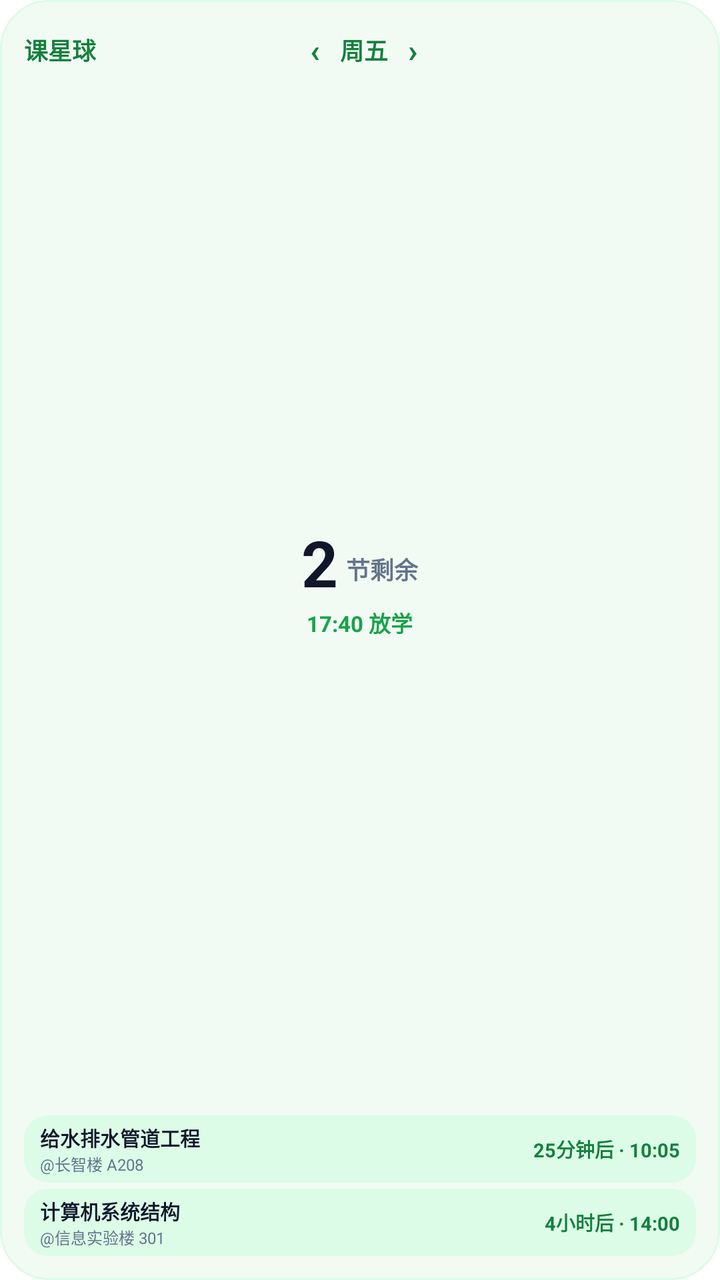
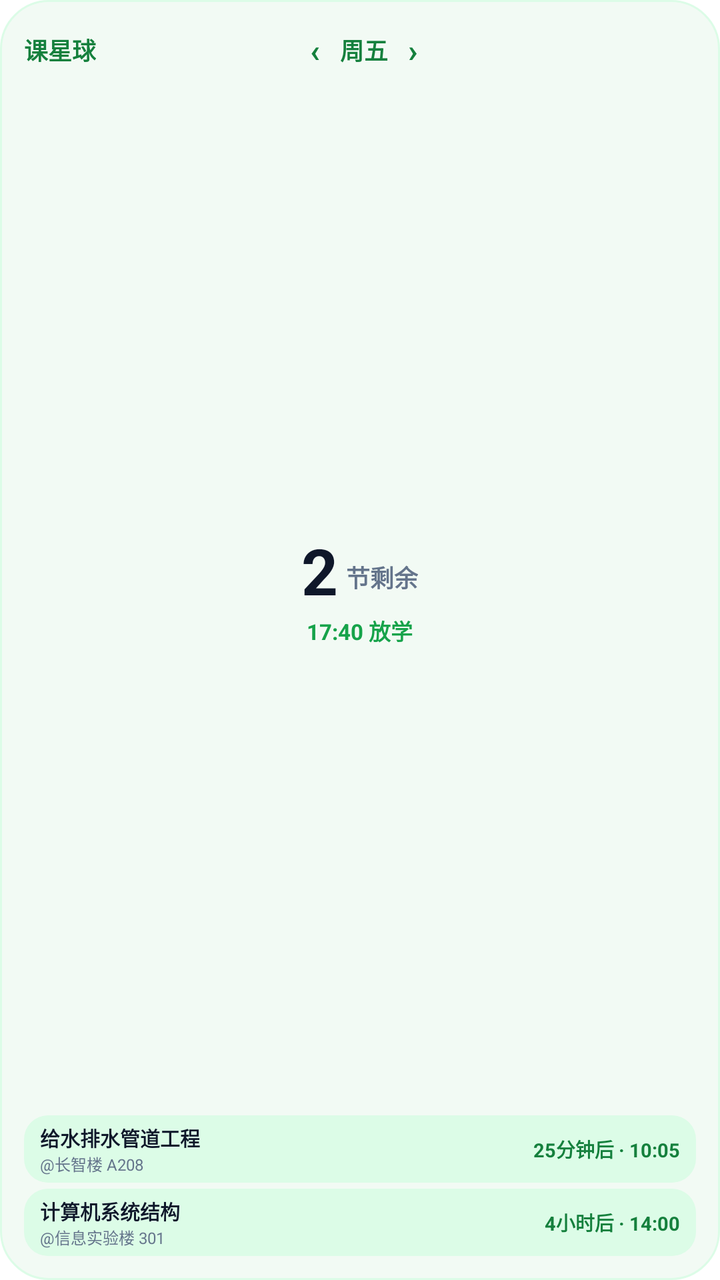

Two renders of the same Android screen: before a commit and after it. Below are the layout's source before the change and the commit's diff.
<!-- AndroidManifest.xml: application theme AppTheme -->
<!-- res/layout/widget_schedule_2x2.xml -->
<?xml version="1.0" encoding="utf-8"?>
<LinearLayout xmlns:android="http://schemas.android.com/apk/res/android"
    android:id="@+id/widget_root"
    android:layout_width="match_parent"
    android:layout_height="match_parent"
    android:orientation="vertical"
    android:background="@drawable/widget_bg"
    android:padding="12dp">

    
    <LinearLayout
        android:layout_width="match_parent"
        android:layout_height="wrap_content"
        android:orientation="horizontal"
        android:gravity="center_vertical">

        <TextView
            android:id="@+id/widget_title"
            android:layout_width="wrap_content"
            android:layout_height="wrap_content"
            android:text="课星球"
            android:textColor="#15803D"
            android:textSize="12sp"
            android:textStyle="bold" />

        <LinearLayout
            android:layout_width="0dp"
            android:layout_height="wrap_content"
            android:layout_weight="1"
            android:gravity="center"
            android:orientation="horizontal">

            <TextView
                android:id="@+id/widget_prev_day"
                android:layout_width="wrap_content"
                android:layout_height="wrap_content"
                android:paddingHorizontal="10dp"
                android:paddingVertical="2dp"
                android:text="‹"
                android:textColor="#15803D"
                android:textSize="16sp"
                android:textStyle="bold"
                android:clickable="true"
                android:focusable="true" />

            <TextView
                android:id="@+id/widget_day_text"
                android:layout_width="wrap_content"
                android:layout_height="wrap_content"
                android:text="周五"
                android:textColor="#15803D"
                android:textSize="12sp"
                android:textStyle="bold" />

            <TextView
                android:id="@+id/widget_next_day"
                android:layout_width="wrap_content"
                android:layout_height="wrap_content"
                android:paddingHorizontal="10dp"
                android:paddingVertical="2dp"
                android:text="›"
                android:textColor="#15803D"
                android:textSize="16sp"
                android:textStyle="bold"
                android:clickable="true"
                android:focusable="true" />
        </LinearLayout>

        
        <View
            android:layout_width="32dp"
            android:layout_height="1dp" />
    </LinearLayout>

    
    <FrameLayout
        android:layout_width="match_parent"
        android:layout_height="0dp"
        android:layout_weight="1"
        android:layout_marginVertical="2dp">

        
        <ImageView
            android:id="@+id/widget_arc_image"
            android:layout_width="match_parent"
            android:layout_height="match_parent"
            android:scaleType="fitCenter"
            android:contentDescription="分段弧线进度图" />

        
        <LinearLayout
            android:layout_width="match_parent"
            android:layout_height="match_parent"
            android:orientation="vertical"
            android:gravity="center_horizontal|center_vertical"
            android:paddingBottom="12dp">

            
            <LinearLayout
                android:layout_width="wrap_content"
                android:layout_height="wrap_content"
                android:orientation="horizontal"
                android:gravity="bottom">

                <TextView
                    android:id="@+id/widget_count_number"
                    android:layout_width="wrap_content"
                    android:layout_height="wrap_content"
                    android:text="2"
                    android:textColor="#0F172A"
                    android:textSize="32sp"
                    android:textStyle="bold"
                    android:includeFontPadding="false" />

                <TextView
                    android:id="@+id/widget_count_unit"
                    android:layout_width="wrap_content"
                    android:layout_height="wrap_content"
                    android:layout_marginStart="4dp"
                    android:layout_marginBottom="4dp"
                    android:text="节剩余"
                    android:textColor="#64748B"
                    android:textSize="12sp"
                    android:textStyle="bold"
                    android:includeFontPadding="false" />
            </LinearLayout>

            
            <TextView
                android:id="@+id/widget_dismissal_time"
                android:layout_width="wrap_content"
                android:layout_height="wrap_content"
                android:layout_marginTop="2dp"
                android:paddingHorizontal="6dp"
                android:text="17:40 放学"
                android:textColor="#16A34A"
                android:textSize="11sp"
                android:textStyle="bold"
                android:singleLine="true"
                android:includeFontPadding="false" />
        </LinearLayout>
    </FrameLayout>

    
    <LinearLayout
        android:id="@+id/widget_courses_container"
        android:layout_width="match_parent"
        android:layout_height="wrap_content"
        android:orientation="vertical">

        
        <LinearLayout
            android:id="@+id/widget_course_1_row"
            android:layout_width="match_parent"
            android:layout_height="wrap_content"
            android:background="@drawable/widget_pill_bg"
            android:gravity="center_vertical"
            android:orientation="horizontal"
            android:paddingHorizontal="8dp"
            android:paddingVertical="3.5dp"
            android:layout_marginBottom="3dp">

            <LinearLayout
                android:layout_width="0dp"
                android:layout_height="wrap_content"
                android:layout_weight="1"
                android:orientation="vertical">

                <TextView
                    android:id="@+id/widget_c1_name"
                    android:layout_width="wrap_content"
                    android:layout_height="wrap_content"
                    android:text="给水排水管道工程"
                    android:textColor="#0F172A"
                    android:textSize="10sp"
                    android:textStyle="bold"
                    android:singleLine="true" />

                <TextView
                    android:id="@+id/widget_c1_location"
                    android:layout_width="wrap_content"
                    android:layout_height="wrap_content"
                    android:text="@长智楼 A208"
                    android:textColor="#64748B"
                    android:textSize="8sp"
                    android:singleLine="true" />
            </LinearLayout>

            <TextView
                android:id="@+id/widget_c1_time"
                android:layout_width="wrap_content"
                android:layout_height="wrap_content"
                android:text="25分钟后 · 10:05"
                android:textColor="#15803D"
                android:textSize="9.5sp"
                android:textStyle="bold" />
        </LinearLayout>

        
        <LinearLayout
            android:id="@+id/widget_course_2_row"
            android:layout_width="match_parent"
            android:layout_height="wrap_content"
            android:background="@drawable/widget_pill_bg"
            android:gravity="center_vertical"
            android:orientation="horizontal"
            android:paddingHorizontal="8dp"
            android:paddingVertical="3.5dp">

            <LinearLayout
                android:layout_width="0dp"
                android:layout_height="wrap_content"
                android:layout_weight="1"
                android:orientation="vertical">

                <TextView
                    android:id="@+id/widget_c2_name"
                    android:layout_width="wrap_content"
                    android:layout_height="wrap_content"
                    android:text="计算机系统结构"
                    android:textColor="#0F172A"
                    android:textSize="10sp"
                    android:textStyle="bold"
                    android:singleLine="true" />

                <TextView
                    android:id="@+id/widget_c2_location"
                    android:layout_width="wrap_content"
                    android:layout_height="wrap_content"
                    android:text="@信息实验楼 301"
                    android:textColor="#64748B"
                    android:textSize="8sp"
                    android:singleLine="true" />
            </LinearLayout>

            <TextView
                android:id="@+id/widget_c2_time"
                android:layout_width="wrap_content"
                android:layout_height="wrap_content"
                android:text="4小时后 · 14:00"
                android:textColor="#15803D"
                android:textSize="9.5sp"
                android:textStyle="bold" />
        </LinearLayout>

        
        <LinearLayout
            android:id="@+id/widget_course_empty_row"
            android:layout_width="match_parent"
            android:layout_height="wrap_content"
            android:background="@drawable/widget_pill_bg"
            android:gravity="center"
            android:orientation="horizontal"
            android:paddingHorizontal="8dp"
            android:paddingVertical="5dp"
            android:visibility="gone">

            <TextView
                android:id="@+id/widget_empty_text"
                android:layout_width="wrap_content"
                android:layout_height="wrap_content"
                android:text="今日课程已全部结束 ✨"
                android:textColor="#15803D"
                android:textSize="9.5sp"
                android:textStyle="bold" />
        </LinearLayout>
    </LinearLayout>

</LinearLayout>
<!-- resources referenced by this layout -->
<resources>
  <!-- drawable widget_bg (drawable) -->
  <?xml version="1.0" encoding="utf-8"?>
  <shape xmlns:android="http://schemas.android.com/apk/res/android"
      android:shape="rectangle">
      <corners android:radius="24dp" />
      <solid android:color="#F2FAF4" />
      <stroke android:width="1dp" android:color="#DCFCE7" />
  </shape>
  <!-- drawable widget_pill_bg (drawable) -->
  <?xml version="1.0" encoding="utf-8"?>
  <shape xmlns:android="http://schemas.android.com/apk/res/android"
      android:shape="rectangle">
      <corners android:radius="12dp" />
      <solid android:color="#DCFCE7" />
  </shape>
</resources>

<!-- the commit's change to res/layout/widget_schedule_2x2.xml (unified diff, before → after) -->
@@ -92,8 +92,8 @@
             android:layout_width="match_parent"
             android:layout_height="match_parent"
             android:orientation="vertical"
-            android:gravity="center_horizontal|center_vertical"
-            android:paddingBottom="12dp">
+            android:gravity="center"
+            android:paddingBottom="4dp">
 
             
             <LinearLayout
